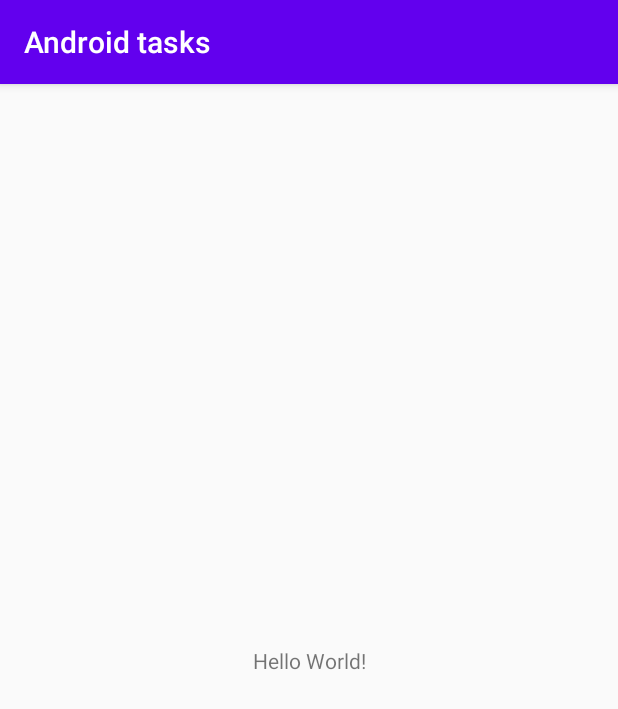
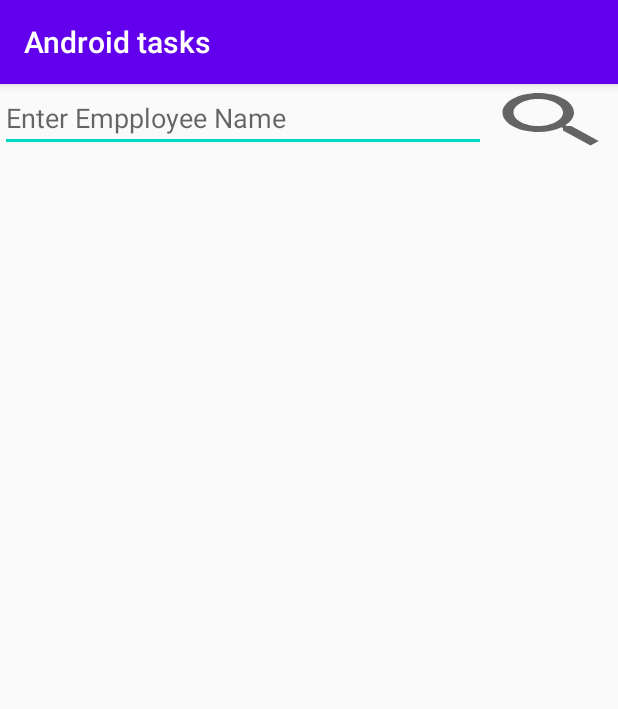
Before and after one commit to ahmedsamir9/Android-Tasks-for-Mobile-Compuitng-Course, an Android app: the screen it shows after launch (MainActivity), on a phone screen of 412 x 824 dp. Shown: the top 709 px of the screen. Run offline under Robolectric (Android 15) with nearby library versions, the phone set to English and light mode, and no system bars; our stand-ins replace data binding.

```diff
--- /dev/null
+++ b/app/src/main/res/drawable/ic_baseline_search_24.xml
@@ -0,0 +1,10 @@
+<vector xmlns:android="http://schemas.android.com/apk/res/android"
+    android:width="24dp"
+    android:height="24dp"
+    android:viewportWidth="24"
+    android:viewportHeight="24"
+    android:tint="?attr/colorControlNormal">
+  <path
+      android:fillColor="@android:color/white"
+      android:pathData="M15.5,14h-0.79l-0.28,-0.27C15.41,12.59 16,11.11 16,9.5 16,5.91 13.09,3 9.5,3S3,5.91 3,9.5 5.91,16 9.5,16c1.61,0 3.09,-0.59 4.23,-1.57l0.27,0.28v0.79l5,4.99L20.49,19l-4.99,-5zM9.5,14C7.01,14 5,11.99 5,9.5S7.01,5 9.5,5 14,7.01 14,9.5 11.99,14 9.5,14z"/>
+</vector>
--- a/app/src/main/res/layout/activity_main.xml
+++ b/app/src/main/res/layout/activity_main.xml
@@ -1,18 +1,39 @@
 <?xml version="1.0" encoding="utf-8"?>
-<androidx.constraintlayout.widget.ConstraintLayout xmlns:android="http://schemas.android.com/apk/res/android"
+<layout
+    xmlns:android="http://schemas.android.com/apk/res/android"
     xmlns:app="http://schemas.android.com/apk/res-auto"
     xmlns:tools="http://schemas.android.com/tools"
+    >
+<androidx.constraintlayout.widget.ConstraintLayout
     android:layout_width="match_parent"
     android:layout_height="match_parent"
-    tools:context=".MainActivity">
+    tools:context=".ui.MainActivity">
 
-    <TextView
+    <EditText
+        android:id="@+id/name_search"
+        android:layout_width="0dp"
+        android:layout_height="wrap_content"
+        android:hint="@string/enter_employee_name"
+        app:layout_constraintEnd_toStartOf="@+id/button"
+        app:layout_constraintStart_toStartOf="parent"
+        app:layout_constraintTop_toTopOf="parent" />
+
+    <Button
+        android:id="@+id/button"
         android:layout_width="wrap_content"
         android:layout_height="wrap_content"
-        android:text="Hello World!"
-        app:layout_constraintBottom_toBottomOf="parent"
-        app:layout_constraintLeft_toLeftOf="parent"
-        app:layout_constraintRight_toRightOf="parent"
+        android:background="@drawable/ic_baseline_search_24"
+        app:layout_constraintEnd_toEndOf="parent"
         app:layout_constraintTop_toTopOf="parent" />
 
+    <ListView
+        android:id="@+id/list_view"
+        android:layout_width="0dp"
+        android:layout_height="0dp"
+        app:layout_constraintBottom_toBottomOf="parent"
+        app:layout_constraintEnd_toEndOf="parent"
+        app:layout_constraintStart_toStartOf="parent"
+        app:layout_constraintTop_toBottomOf="@+id/name_search" />
+
 </androidx.constraintlayout.widget.ConstraintLayout>
+</layout>
--- a/app/src/main/res/values/strings.xml
+++ b/app/src/main/res/values/strings.xml
@@ -1,3 +1,4 @@
 <resources>
     <string name="app_name">Android tasks</string>
+    <string name="enter_employee_name">Enter Empployee Name</string>
 </resources>
```
Also changed, not shown: app/build.gradle (+7 -0 lines), app/src/main/java/com/example/androidtasks/dataBase/AppDatabase.java (added, +22 -0 lines), app/src/main/java/com/example/androidtasks/dataBase/EmployeeDao.java (added, +20 -0 lines), app/src/main/java/com/example/androidtasks/model/Department.java (added, +11 -0 lines), app/src/main/java/com/example/androidtasks/model/Employee.java (added, +76 -0 lines).
